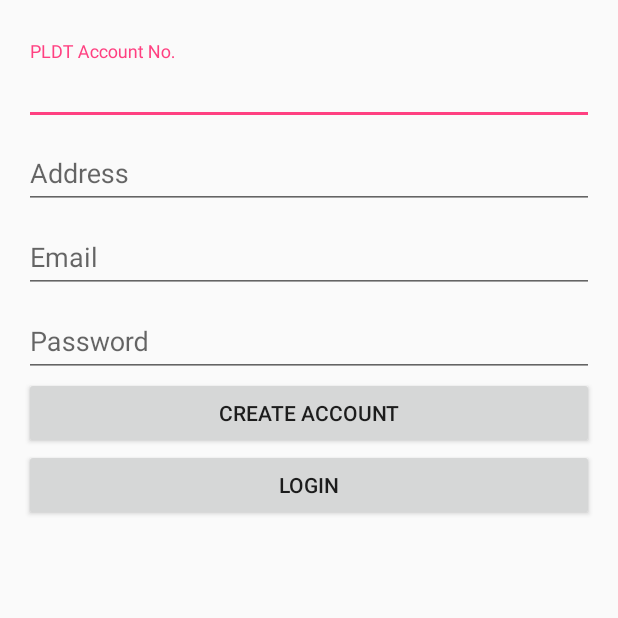
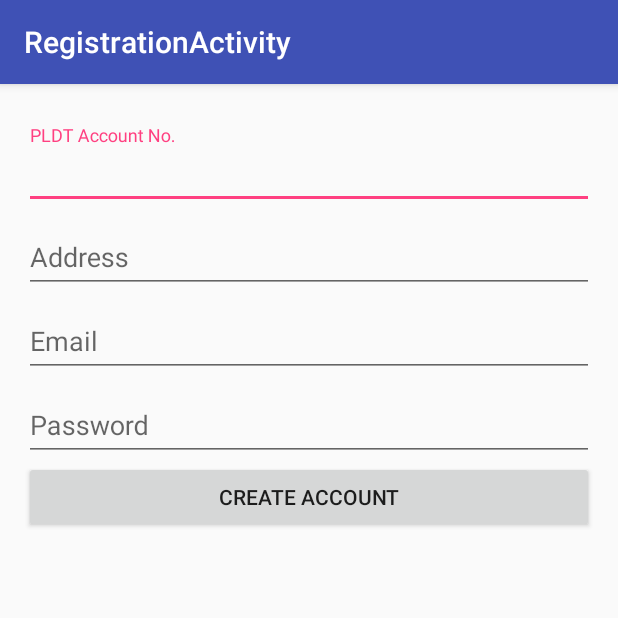
Before and after one commit to richard-parayno/Pilot, an Android app: the screen it shows after launch (RegistrationActivity), on a phone screen of 412 x 824 dp, the top half of it. Run offline under Robolectric (Android 15) with nearby library versions, the phone set to English and light mode, and no system bars; libraries missing offline, so code that uses them is left out: com.parse; 1 statement that could not run was skipped.

Commit message:
removed login button

```diff
--- a/app/src/main/java/com/hackathon/teamprogog/pilot/RegistrationActivity.java
+++ b/app/src/main/java/com/hackathon/teamprogog/pilot/RegistrationActivity.java
@@ -20,7 +20,7 @@
     @Override
     protected void onCreate(Bundle savedInstanceState) {
         super.onCreate(savedInstanceState);
-        setContentView(R.layout.content_registration);
+        setContentView(R.layout.activity_registration);
         Toolbar toolbar = (Toolbar) findViewById(R.id.toolbar);
         setSupportActionBar(toolbar);
         // initialize parse
@@ -38,15 +38,6 @@
         });
 
 
-
-        /**FloatingActionButton fab = (FloatingActionButton) findViewById(R.id.fab);
-        fab.setOnClickListener(new View.OnClickListener() {
-            @Override
-            public void onClick(View view) {
-                Snackbar.make(view, "Replace with your own action", Snackbar.LENGTH_LONG)
-                        .setAction("Action", null).show();
-            }
-        });**/
 
     }
 
--- a/app/src/main/res/layout/content_registration.xml
+++ b/app/src/main/res/layout/content_registration.xml
@@ -76,12 +76,6 @@
                     android:id="@+id/create_account"
                     android:layout_weight="1" />
 
-                <Button
-                    android:text="Login"
-                    android:layout_width="match_parent"
-                    android:layout_height="wrap_content"
-                    android:id="@+id/button"
-                    android:layout_weight="1" />
             </android.support.design.widget.TextInputLayout>
 
         </LinearLayout>
```
